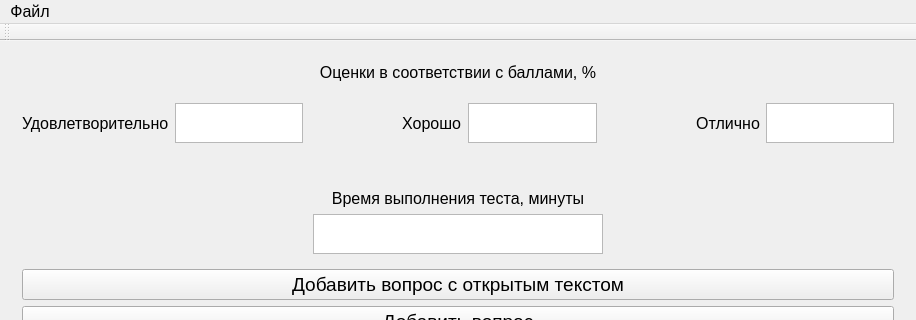
Qt form TestForm1/mainwindow.ui (Kobich/Test_creator) before a commit; both pictures show x 0 to 916 and y 0 to 320 of the 916 by 752 pixel window.
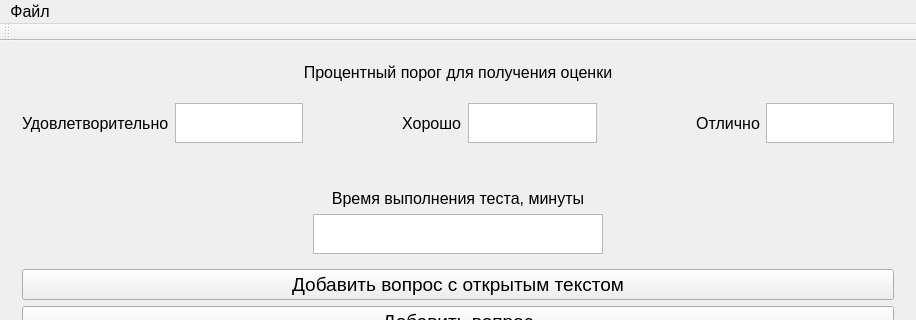
The same form after that commit.

What changed in the file:
```diff
--- a/TestForm1/mainwindow.ui
+++ b/TestForm1/mainwindow.ui
@@ -94,7 +94,7 @@
           <item>
            <widget class="QLabel" name="assessment">
             <property name="text">
-             <string>Оценки в соответствии с баллами, %</string>
+             <string>Процентный порог для получения оценки</string>
             </property>
             <property name="alignment">
              <set>Qt::AlignCenter</set>
```
